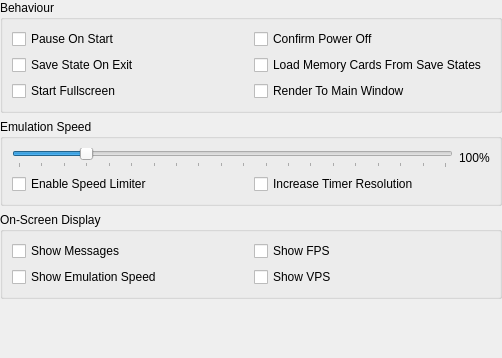
This is src/duckstation-qt/generalsettingswidget.ui in kofxi3584karlayang/duckstation as Qt 5 draws it before an edit. The edited form follows.
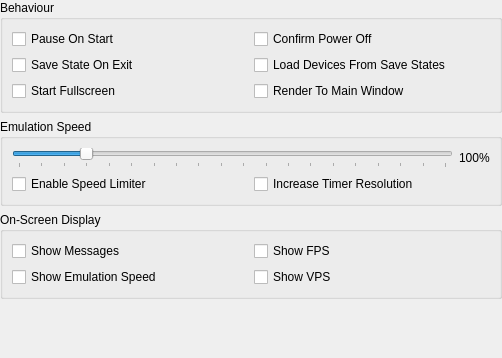
This is the edited form.

Commit message:
Settings: Load Memory Cards From State -> Load Devices From State
Makes it apply to controllers too.

What changed in the file:
```diff
--- a/src/duckstation-qt/generalsettingswidget.ui
+++ b/src/duckstation-qt/generalsettingswidget.ui
@@ -56,7 +56,7 @@
       <item row="1" column="1">
        <widget class="QCheckBox" name="loadMemoryCardsFromSaveStates">
         <property name="text">
-         <string>Load Memory Cards From Save States</string>
+         <string>Load Devices From Save States</string>
         </property>
        </widget>
       </item>
```
Left out of the diff: 2 changed lines with no effect on the pictures. The commit also changes 6 other files.
